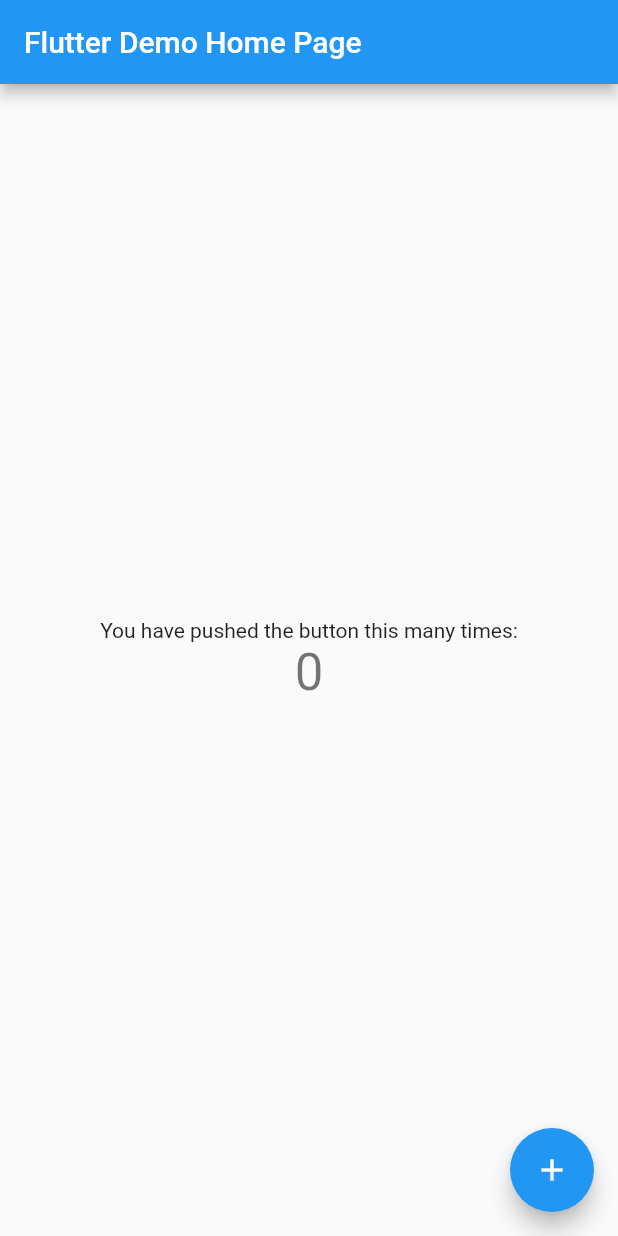
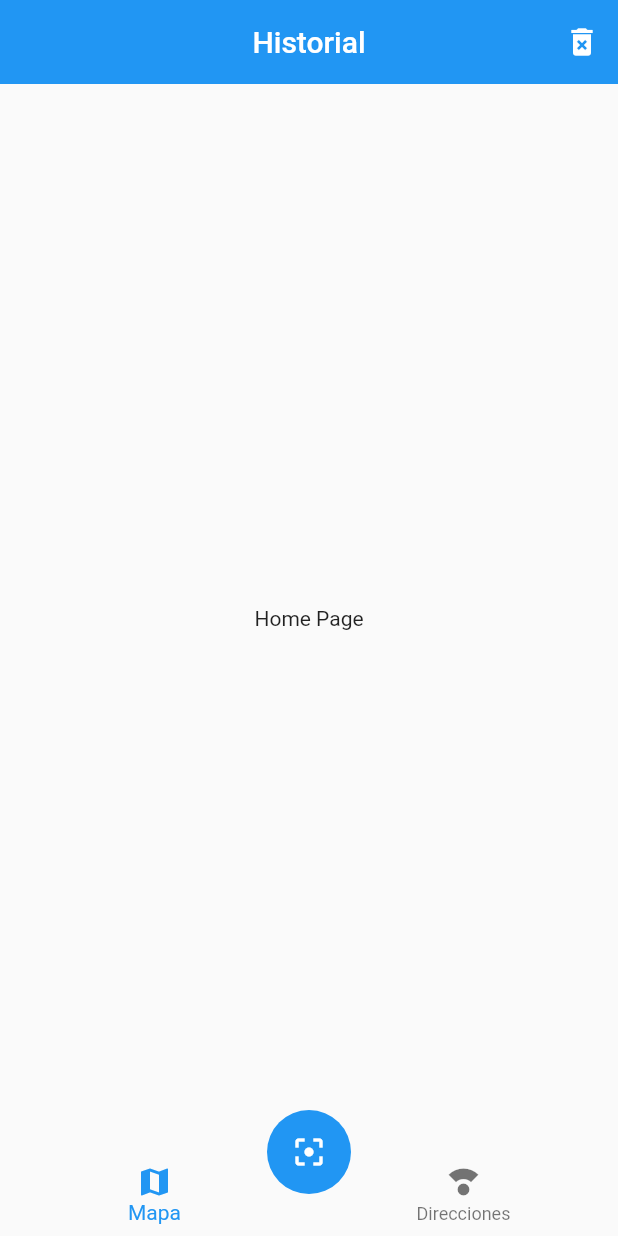
Before and after one commit to rafinhaDev/QrScanner, a Flutter app: the screen it shows after launch, on a phone screen of 412 x 824 dp. Run offline on Flutter 3.47's test engine with Material 2 defaults, Android fonts, the phone set to English and light mode, and no system bars.

Commit message:
AppBar agregado, Boton Navigator agregado, y FloatingACtionButton agregado, dividido en diferentes widgets personalizados y en una carpeta aparte

```diff
--- a/lib/main.dart
+++ b/lib/main.dart
@@ -1,115 +1,21 @@
 import 'package:flutter/material.dart';
 
-void main() {
-  runApp(const MyApp());
-}
+import 'package:flutter/material.dart';
+import 'package:qr_scanner/pages/home_page.dart';
+import 'package:qr_scanner/pages/mapa_page.dart';
+
+void main() => runApp(MyApp());
 
 class MyApp extends StatelessWidget {
-  const MyApp({Key? key}) : super(key: key);
-
-  // This widget is the root of your application.
   @override
   Widget build(BuildContext context) {
     return MaterialApp(
-      title: 'Flutter Demo',
-      theme: ThemeData(
-        // This is the theme of your application.
-        //
-        // Try running your application with "flutter run". You'll see the
-        // application has a blue toolbar. Then, without quitting the app, try
-        // changing the primarySwatch below to Colors.green and then invoke
-        // "hot reload" (press "r" in the console where you ran "flutter run",
-        // or simply save your changes to "hot reload" in a Flutter IDE).
-        // Notice that the counter didn't reset back to zero; the application
-        // is not restarted.
-        primarySwatch: Colors.blue,
-      ),
-      home: const MyHomePage(title: 'Flutter Demo Home Page'),
+      title: 'QR Reader',
+     initialRoute: 'home',
+     routes: {
+       'home' : (_) => HomePage(),
+       'mapa' : (_) => MapaPage()
+     },
     );
   }
 }
-
-class MyHomePage extends StatefulWidget {
-  const MyHomePage({Key? key, required this.title}) : super(key: key);
-
-  // This widget is the home page of your application. It is stateful, meaning
-  // that it has a State object (defined below) that contains fields that affect
-  // how it looks.
-
-  // This class is the configuration for the state. It holds the values (in this
-  // case the title) provided by the parent (in this case the App widget) and
-  // used by the build method of the State. Fields in a Widget subclass are
-  // always marked "final".
-
-  final String title;
-
-  @override
-  State<MyHomePage> createState() => _MyHomePageState();
-}
-
-class _MyHomePageState extends State<MyHomePage> {
-  int _counter = 0;
-
-  void _incrementCounter() {
-    setState(() {
-      // This call to setState tells the Flutter framework that something has
-      // changed in this State, which causes it to rerun the build method below
-      // so that the display can reflect the updated values. If we changed
-      // _counter without calling setState(), then the build method would not be
-      // called again, and so nothing would appear to happen.
-      _counter++;
-    });
-  }
-
-  @override
-  Widget build(BuildContext context) {
-    // This method is rerun every time setState is called, for instance as done
-    // by the _incrementCounter method above.
-    //
-    // The Flutter framework has been optimized to make rerunning build methods
-    // fast, so that you can just rebuild anything that needs updating rather
-    // than having to individually change instances of widgets.
-    return Scaffold(
-      appBar: AppBar(
-        // Here we take the value from the MyHomePage object that was created by
-        // the App.build method, and use it to set our appbar title.
-        title: Text(widget.title),
-      ),
-      body: Center(
-        // Center is a layout widget. It takes a single child and positions it
-        // in the middle of the parent.
-        child: Column(
-          // Column is also a layout widget. It takes a list of children and
-          // arranges them vertically. By default, it sizes itself to fit its
-          // children horizontally, and tries to be as tall as its parent.
-          //
-          // Invoke "debug painting" (press "p" in the console, choose the
-          // "Toggle Debug Paint" action from the Flutter Inspector in Android
-          // Studio, or the "Toggle Debug Paint" command in Visual Studio Code)
-          // to see the wireframe for each widget.
-          //
-          // Column has various properties to control how it sizes itself and
-          // how it positions its children. Here we use mainAxisAlignment to
-          // center the children vertically; the main axis here is the vertical
-          // axis because Columns are vertical (the cross axis would be
-          // horizontal).
-          mainAxisAlignment: MainAxisAlignment.center,
-          children: <Widget>[
-            const Text(
-              'You have pushed the button this many times:',
-            ),
-            Text(
-              '$_counter',
-              style: Theme.of(context).textTheme.headline4,
-            ),
-          ],
-        ),
-      ),
-      floatingActionButton: FloatingActionButton(
-        onPressed: _incrementCounter,
-        tooltip: 'Increment',
-        child: const Icon(Icons.add),
-      ), // This trailing comma makes auto-formatting nicer for build methods.
-    );
-  }
-}
--- /dev/null
+++ b/lib/pages/home_page.dart
@@ -0,0 +1,29 @@
+import 'package:flutter/material.dart';
+import 'package:qr_scanner/widgets/custom_navigatorbar.dart';
+import 'package:qr_scanner/widgets/scan_buttonfloating.dart';
+
+
+class HomePage extends StatelessWidget {
+  const HomePage({ Key? key }) : super(key: key);
+
+  @override
+  Widget build(BuildContext context) {
+    return Scaffold(
+      appBar: AppBar(
+        centerTitle: true,
+        elevation: 0,
+        title: Text('Historial'),
+        actions: [
+          IconButton(onPressed: (){}, icon:Icon(Icons.delete_forever),
+          )
+        ],
+      ),
+      body: Center(
+        child: Text('Home Page'),
+      ),
+      bottomNavigationBar: CustomNavigationBar(),
+      floatingActionButton: ScanButton(),
+      floatingActionButtonLocation: FloatingActionButtonLocation.centerDocked,
+    );
+  }
+}
--- /dev/null
+++ b/lib/pages/mapa_page.dart
@@ -0,0 +1,12 @@
+import 'package:flutter/material.dart';
+
+class MapaPage extends StatelessWidget {
+  const MapaPage({ Key? key }) : super(key: key);
+
+  @override
+  Widget build(BuildContext context) {
+    return Center(
+      child: Text('Mapa Page'),
+    );
+  }
+}
--- /dev/null
+++ b/lib/widgets/custom_navigatorbar.dart
@@ -0,0 +1,22 @@
+import 'package:flutter/material.dart';
+
+class CustomNavigationBar extends StatelessWidget {
+  const CustomNavigationBar({ Key? key }) : super(key: key);
+
+  @override
+  Widget build(BuildContext context) {
+    return BottomNavigationBar(
+      currentIndex: 0,
+      elevation:  0,
+      items: <BottomNavigationBarItem>[
+        BottomNavigationBarItem(
+          icon: Icon(Icons.map),
+          label: 'Mapa'),
+
+        BottomNavigationBarItem(
+          icon: Icon(Icons.compass_calibration),
+          label: 'Direcciones'),
+
+      ]);
+  }
+}
--- /dev/null
+++ b/lib/widgets/scan_buttonfloating.dart
@@ -0,0 +1,14 @@
+import 'package:flutter/material.dart';
+
+class ScanButton extends StatelessWidget {
+  const ScanButton({ Key? key }) : super(key: key);
+
+  @override
+  Widget build(BuildContext context) {
+    return FloatingActionButton(
+      elevation: 0,
+      child: Icon(Icons.filter_center_focus),
+      onPressed: (){},
+    );
+  }
+}
```
